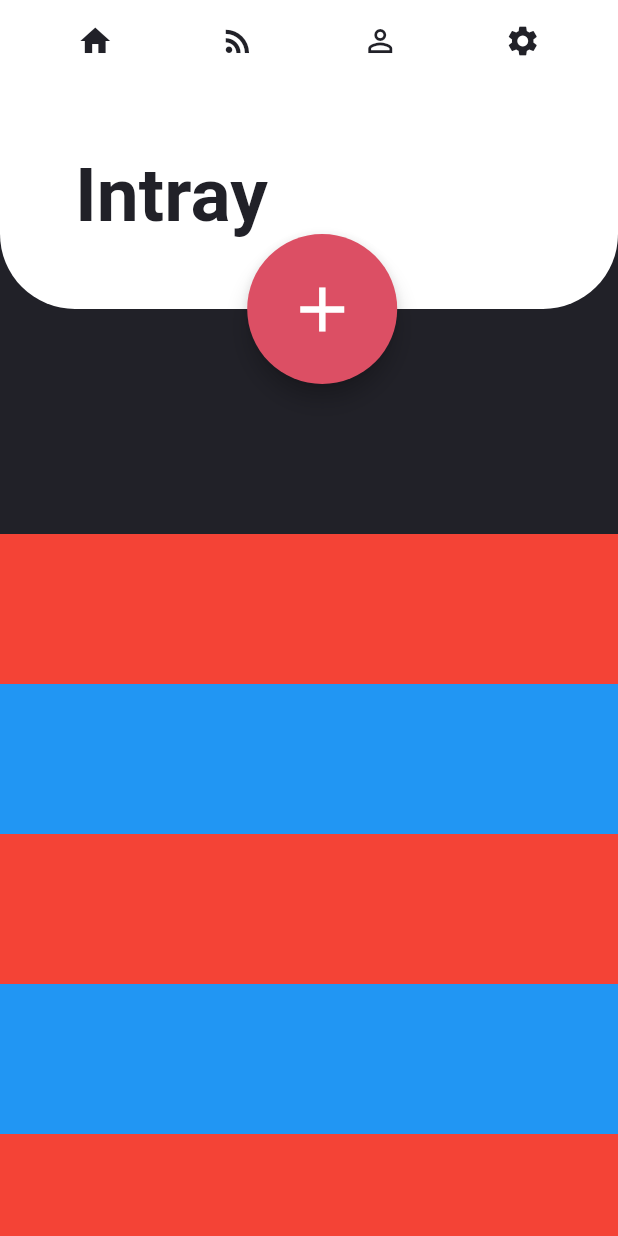
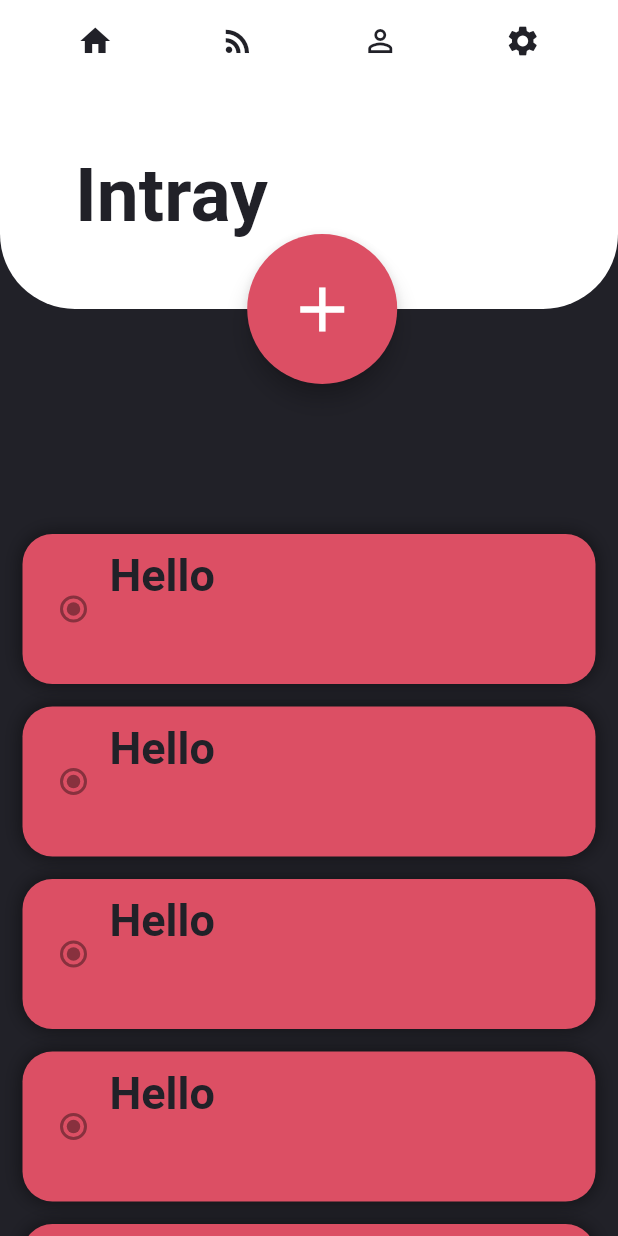
Before and after one commit to olliebs1/ProductivityApp, a Flutter app: the screen it shows after launch, on a phone screen of 412 x 824 dp. Run offline on Flutter 3.47's test engine with Material 2 defaults, Android fonts, the phone set to English and light mode, and no system bars; Roboto replaces fonts that are missing (Avenir).

Commit message:
added styling to todo cards

```diff
--- a/productivityapp/lib/UI/Intray/intray_page.dart
+++ b/productivityapp/lib/UI/Intray/intray_page.dart
@@ -1,5 +1,6 @@
 import 'package:flutter/material.dart';
 import 'package:productivityapp/models/global.dart';
+import 'package:productivityapp/models/Widgets/intray_productivity_widget.dart';
 
 class IntrayPage extends StatefulWidget {
   @override
@@ -20,16 +21,9 @@ class _IntrayPageState extends State<IntrayPage> {
   }
 
   List<Widget> getList() {
-    List<Container> list = [];
+    List<IntrayProductivity> list = [];
     for (int i = 0; i < 10; i++) {
-      list.add(Container(
-        height: 100,
-        color: Colors.red,
-      ));
-      list.add(Container(
-        height: 100,
-        color: Colors.blue,
-      ));
+      list.add(IntrayProductivity(title: "Hello"));
     }
     return list;
   }
--- a/productivityapp/lib/models/Widgets/intray_productivity_widget.dart
+++ b/productivityapp/lib/models/Widgets/intray_productivity_widget.dart
@@ -2,11 +2,32 @@ import 'package:flutter/material.dart';
 import 'package:productivityapp/models/global.dart';
 
 class IntrayProductivity extends StatelessWidget {
+  final String title;
+  IntrayProductivity({this.title});
   @override
   Widget build(BuildContext context) {
     return Container(
+      margin: EdgeInsets.only(bottom: 15, left: 15, right: 15),
+      padding: EdgeInsets.all(10),
       height: 100,
-      color: redColor,
+      decoration: BoxDecoration(
+        color: redColor,
+        borderRadius: BorderRadius.all(Radius.circular(20)),
+        boxShadow: [
+          new BoxShadow(
+            color: Colors.black.withOpacity(0.5),
+            blurRadius: 10.0,
+          )
+        ],
+      ),
+      child: Row(
+        children: <Widget>[
+          Radio(),
+          Column(
+            children: <Widget>[Text(title, style: darkToDoTitle)],
+          )
+        ],
+      ),
     );
   }
 }
--- a/productivityapp/lib/models/global.dart
+++ b/productivityapp/lib/models/global.dart
@@ -8,3 +8,9 @@ TextStyle intrayTitleStyle = new TextStyle(
     fontWeight: FontWeight.bold,
     color: darkGreyColor,
     fontSize: 50);
+
+TextStyle darkToDoTitle = new TextStyle(
+    fontFamily: 'Avenir',
+    fontWeight: FontWeight.bold,
+    color: darkGreyColor,
+    fontSize: 30);
```
